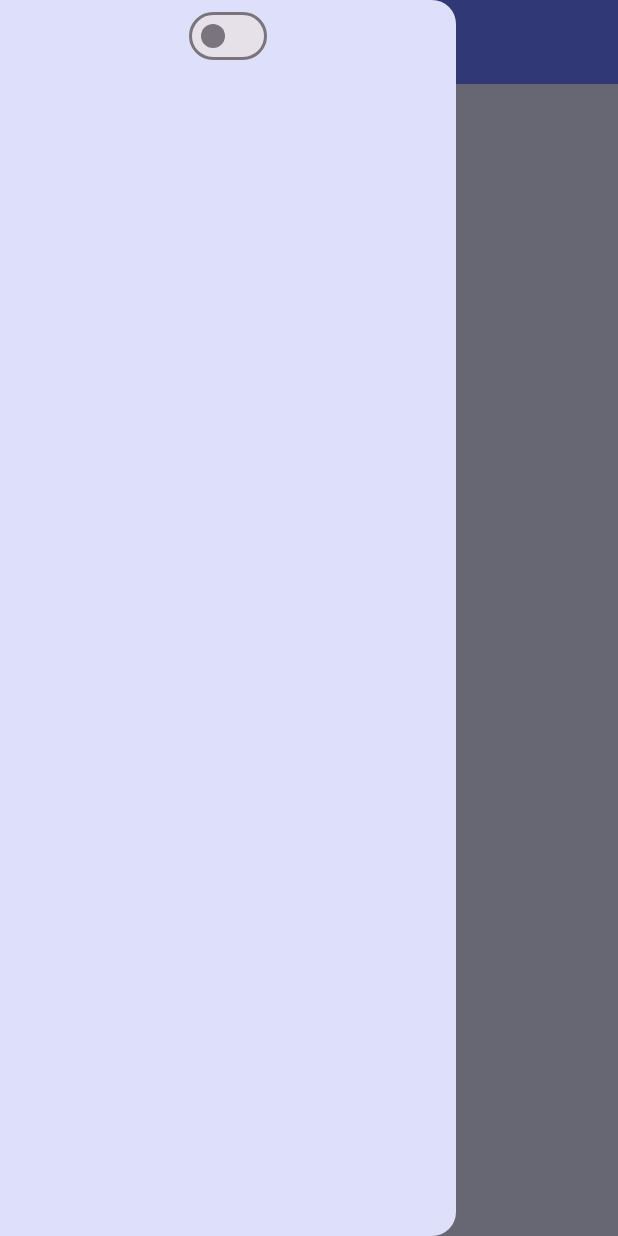
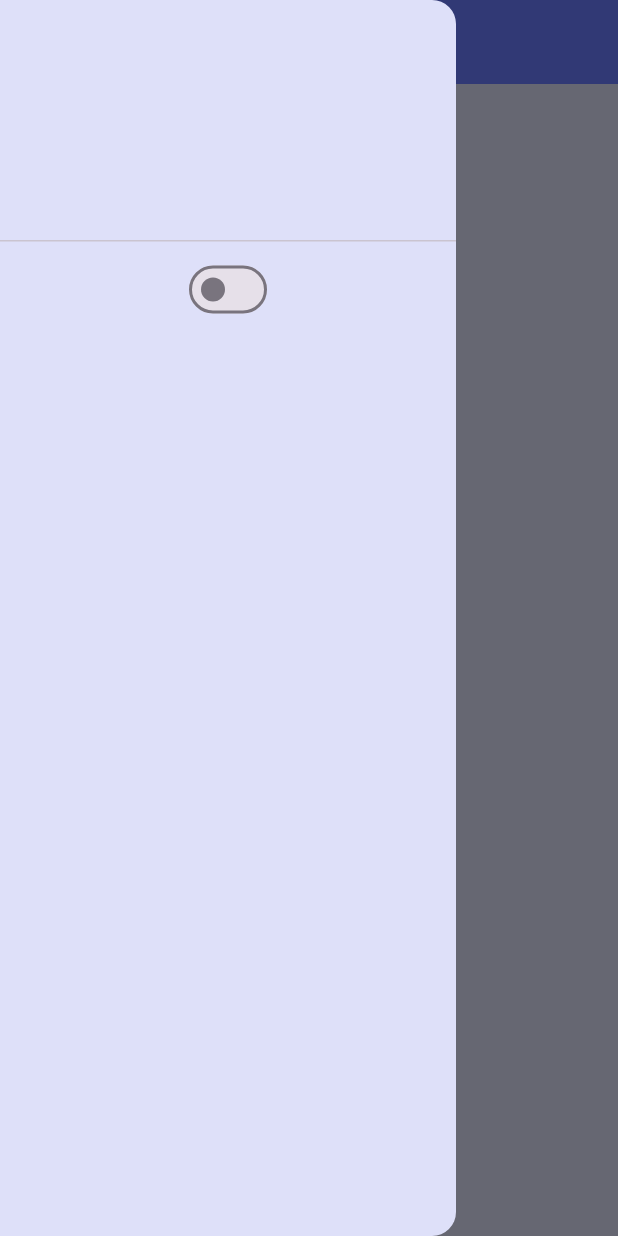
Before and after one commit to alhasann351/noteapp_firebase, a Flutter app: the screen it shows after launch, with the side drawer open, on a phone screen of 412 x 824 dp. Run offline on Flutter 3.47's test engine with Material 3 defaults, Android fonts, the phone set to English and light mode, and no system bars; our stand-ins replace firebase_core, get, loading_animation_widget, lottie, shared_preferences; accounts and stored records are empty.

Commit message:
appbar-drawer-icon-added

```diff
--- a/lib/resources/assets/image_icon_assets.dart
+++ b/lib/resources/assets/image_icon_assets.dart
@@ -1,2 +1,3 @@
 class ImageIconAssets{
+  static const String drawerIcon = 'assets/images/drawer_icon.png';
 }
--- a/lib/resources/colors/app-colors.dart
+++ b/lib/resources/colors/app-colors.dart
@@ -11,6 +11,6 @@ class AppColors{
   static const Color splashLoadingColor = Color(0xFFdee0f9);
   static const Color textColor = Color(0xFFdee0f9);
   static const Color whiteColor = Colors.white;
-  static const Color radioButtonColor = Color(0xFF0C359E);
+  static const Color drawerHeaderColor = Color(0xFF0C359E);
   static const Color buttonColor = Color(0xFF6a7dff);
 }
--- a/lib/resources/components/app_drawer.dart
+++ b/lib/resources/components/app_drawer.dart
@@ -11,8 +11,14 @@ class AppDrawer extends StatelessWidget {
 
   @override
   Widget build(BuildContext context) {
-    return Drawer(
-      child: Column(
+    return SafeArea(
+      child: Drawer(
+        child: ListView(
+          children: [
+            DrawerHeader(child: Column(
+              children: [],
+            ),),
+            Column(
               children: [
                 Obx(() {
                   return Switch(
@@ -23,6 +29,9 @@ class AppDrawer extends StatelessWidget {
                 }),
               ],
             ),
+          ],
+        )
+      ),
     );
   }
 }
--- a/lib/resources/themes/themes.dart
+++ b/lib/resources/themes/themes.dart
@@ -7,9 +7,17 @@ class Themes{
     brightness: Brightness.light,
     appBarTheme: const AppBarTheme(
       color: AppColors.appBarColor,
+      titleTextStyle: TextStyle(
+        color: AppColors.whiteColor,
+      ),
     ),
     drawerTheme: const DrawerThemeData(
       backgroundColor: AppColors.primaryLightColor,
+    ),
+    iconButtonTheme: const IconButtonThemeData(
+      style: ButtonStyle(
+        iconColor: MaterialStatePropertyAll(AppColors.whiteColor),
+      ),
     ),
     scaffoldBackgroundColor: AppColors.primaryLightColor,
   );
@@ -19,10 +27,18 @@ class Themes{
     brightness: Brightness.dark,
     appBarTheme: const AppBarTheme(
       color: AppColors.appBarColor,
+      titleTextStyle: TextStyle(
+        color: AppColors.whiteColor,
+      ),
     ),
     drawerTheme: const DrawerThemeData(
       backgroundColor: AppColors.primaryDarkColor,
     ),
+    iconButtonTheme: const IconButtonThemeData(
+      style: ButtonStyle(
+        iconColor: MaterialStatePropertyAll(AppColors.whiteColor),
+      ),
+    ),
     scaffoldBackgroundColor: AppColors.primaryDarkColor,
   );
 }
--- a/lib/view/notes_screen.dart
+++ b/lib/view/notes_screen.dart
@@ -1,6 +1,8 @@
 import 'package:flutter/material.dart';
 import 'package:get/get.dart';
+import 'package:noteapp_firebase/resources/assets/image_icon_assets.dart';
 import 'package:noteapp_firebase/resources/components/app_drawer.dart';
+import 'package:noteapp_firebase/resources/fonts/app_font_style.dart';
 import 'package:noteapp_firebase/view_models/controller/theme_controller.dart';
 
 class NotesScreen extends StatefulWidget {
@@ -15,13 +17,19 @@ class _NotesScreenState extends State<NotesScreen> {
 
   @override
   Widget build(BuildContext context) {
+    print('drawer');
     return Scaffold(
         appBar: AppBar(
-          title: Text('choose'.tr),
+          leading: Builder(builder: (BuildContext context){
+            return IconButton(onPressed: (){
+              Scaffold.of(context).openDrawer();
+            }, icon: Image.asset(ImageIconAssets.drawerIcon, width: 30,));
+          }),
+          title: const Text('Notes App', style: TextStyle(fontSize: 24, fontWeight: FontWeight.bold, fontFamily: AppFontStyle.amaranth,),),
         ),
         drawer: AppDrawer(),
         body: const SafeArea(
-          child: Text('data'),
+          child: Text('data', style: TextStyle(fontSize: 24, fontWeight: FontWeight.bold, fontFamily: AppFontStyle.amaranth,)),
         ));
   }
 }
```
Also changed, not shown: assets/images/drawer_icon.png (added). Lines whose indentation alone changed are shown as unchanged.
